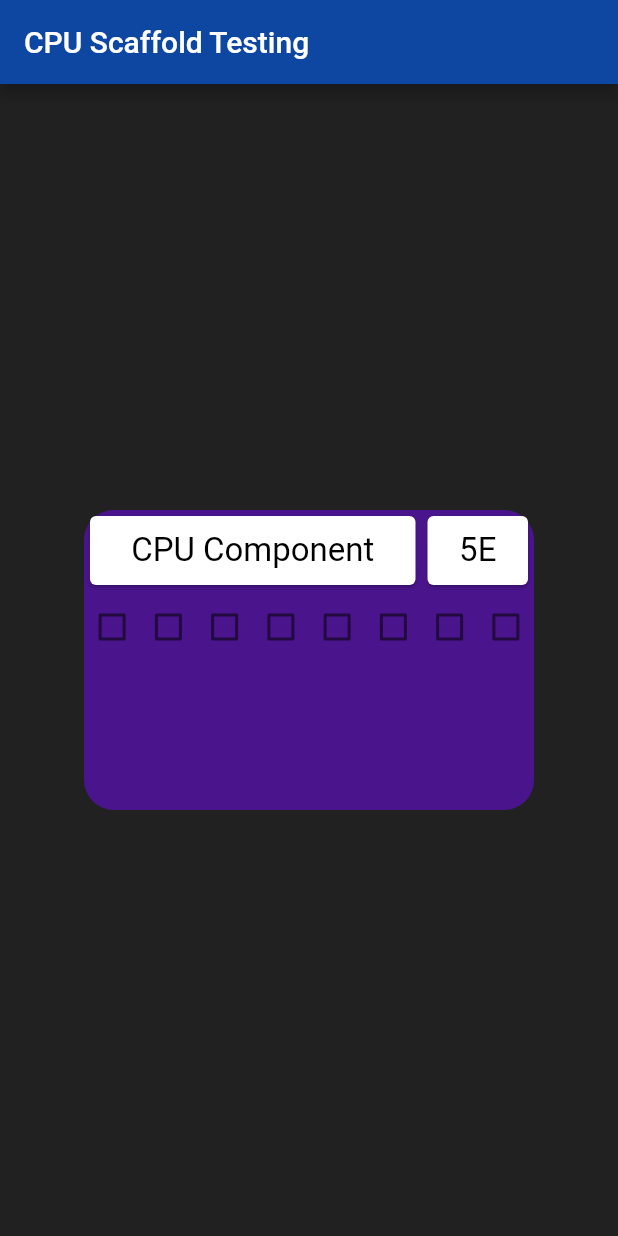
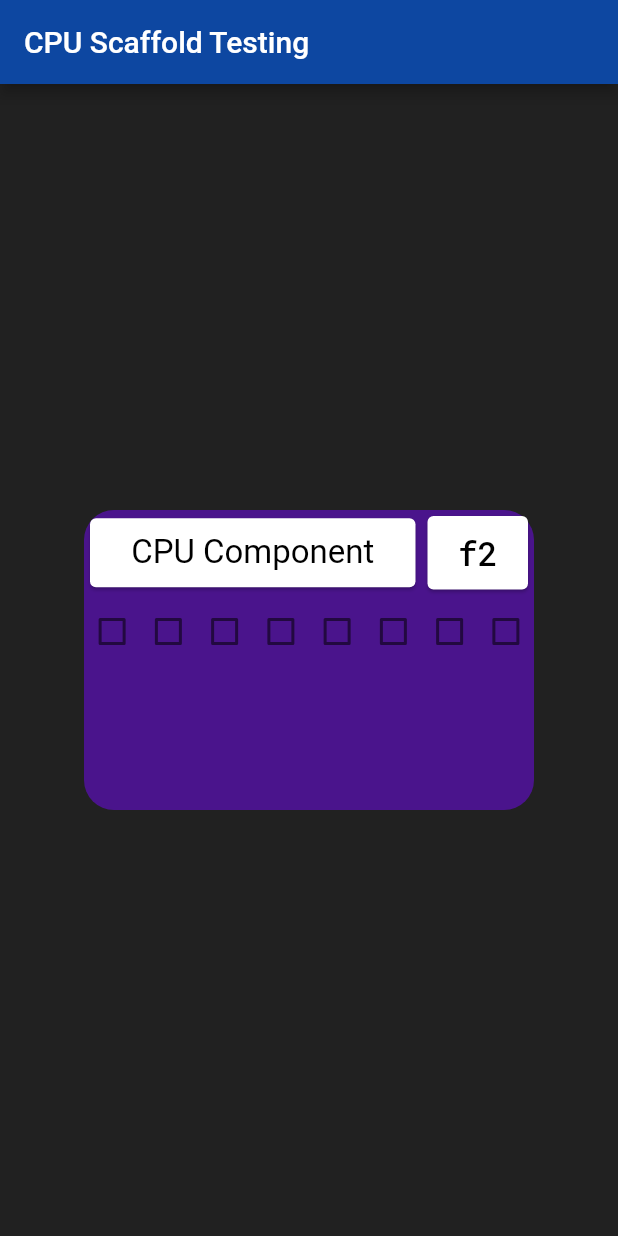
Before and after one commit to trylaarsdam/guitesting, a Flutter app: the screen it shows after launch, on a phone screen of 412 x 824 dp. Run offline on Flutter 3.47's test engine with Material 2 defaults, Android fonts, the phone set to English and light mode, and no system bars.

Commit message:
robotomono readout

```diff
--- a/flutterdesktop/lib/main.dart
+++ b/flutterdesktop/lib/main.dart
@@ -94,7 +94,7 @@ class _MyHomePageState extends State<MyHomePage> {
                         new Card(
                           child: Padding(
                             padding: EdgeInsets.all(10),
-                            child: new Text("5E", style: TextStyle(color: Colors.black, fontSize:22), textAlign: TextAlign.center,)
+                            child: new Text("f2", style: TextStyle(color: Colors.black, fontSize:22, fontFamily:'RobotoMono'), textAlign: TextAlign.center,)
                           )
                         )
                     )
--- a/flutterdesktop/pubspec.yaml
+++ b/flutterdesktop/pubspec.yaml
@@ -43,7 +43,11 @@ flutter:
   # included with your application, so that you can use the icons in
   # the material Icons class.
   uses-material-design: true
-
+  fonts:
+    - family: RobotoMono
+      fonts:
+        - asset: font/RobotoMono-Medium.ttf
+          weight: 800
   # To add assets to your application, add an assets section, like this:
   # assets:
   #   - images/a_dot_burr.jpeg
```
Also changed, not shown: flutterdesktop/font/RobotoMono-Medium.ttf (added), 1 other file.
